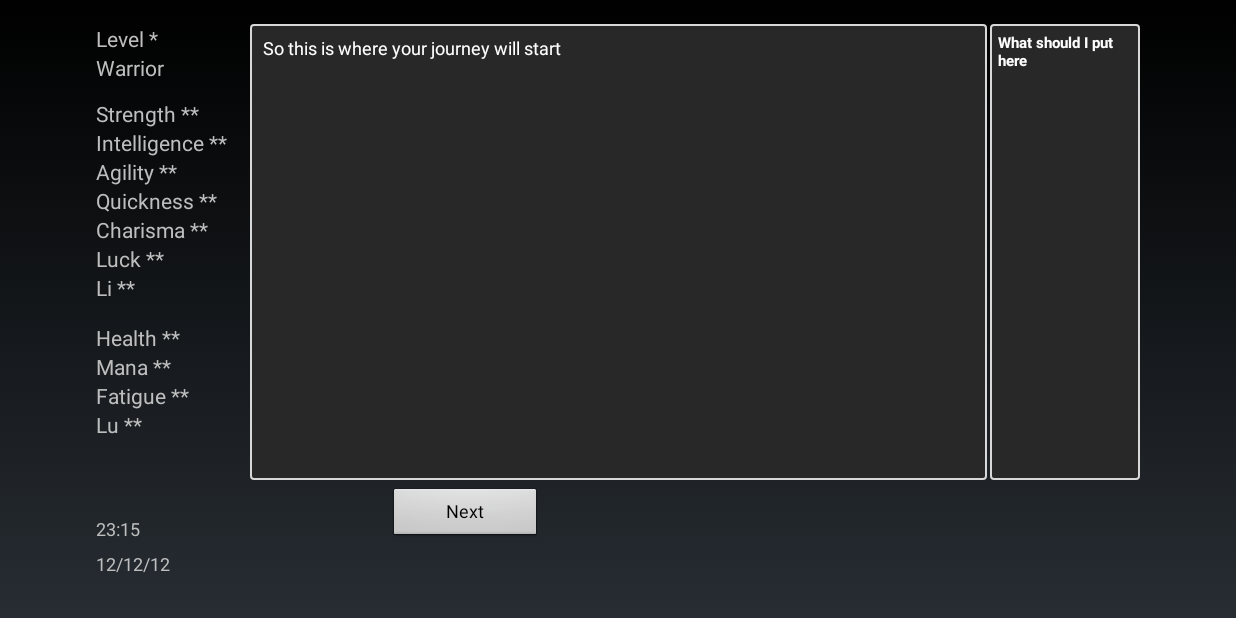
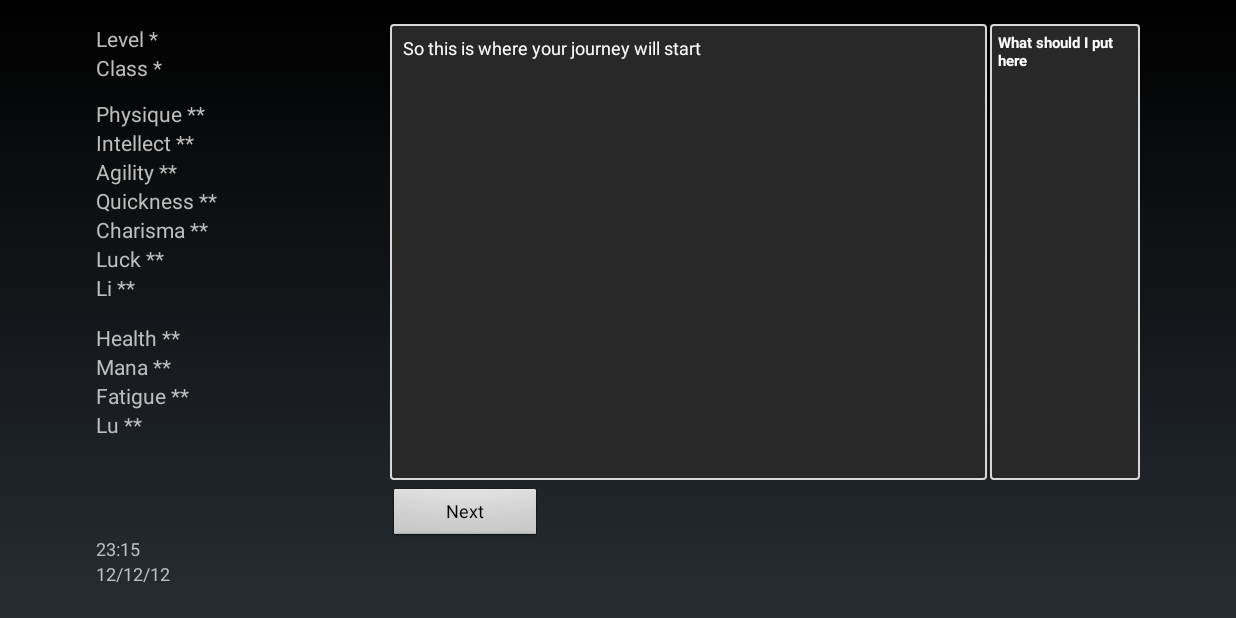
Before and after one commit to Moderbord/HuntForCoffee, an Android app: the screen it shows after launch (MainActivity), after a tap on "Next", on a phone screen of 824 x 412 dp (held sideways). Run offline under Robolectric (Android 15) with nearby library versions, the phone set to English and light mode, and no system bars.

Commit message:
Created Entity and Player class, and began with character creation

```diff
--- /dev/null
+++ b/app/src/main/java/moderbord/huntforcoffee/Enteties/Player.java
@@ -0,0 +1,15 @@
+package moderbord.huntforcoffee.Enteties;
+
+import android.content.Context;
+
+import moderbord.huntforcoffee.Entity;
+
+/**
+ * Created by Moderbord on 2015-12-07.
+ */
+public class Player extends Entity{
+
+    public Player(String eName, String eClass, String eRace, String eFaction, int eLevel, int ePhysique, int eIntellect, int eAgility, int eQuickness, int eCharisma, int eLuck, int eLi, int eMaxHealth, int eHealth, int eMaxMana, int eMana, int eMaxFatigue, int eFatigue, int eExperience, int eExpToLvl) {
+        super(eName, eClass, eRace, eFaction, eLevel, ePhysique, eIntellect, eAgility, eQuickness, eCharisma, eLuck, eLi, eMaxHealth, eHealth, eMaxMana, eMana, eMaxFatigue, eFatigue, eExperience, eExpToLvl);
+    }
+}
--- a/app/src/main/java/moderbord/huntforcoffee/EventManager.java
+++ b/app/src/main/java/moderbord/huntforcoffee/EventManager.java
@@ -3,7 +3,6 @@ package moderbord.huntforcoffee;
 import android.content.Context;
 import android.view.View;
 import android.widget.Button;
-import android.widget.Switch;
 
 /**
  * Created by Moderbord on 2015-12-05.
@@ -11,7 +10,8 @@ import android.widget.Switch;
 public class EventManager {
 
     protected MainActivity main;
-    public static String EventList[] = new String[10];
+    public String eventList[] = new String[10];
+    public String eventChoice;
 
     public EventManager(Context context){
         this.main = (MainActivity) context;
@@ -20,28 +20,29 @@ public class EventManager {
     public void addEvent(Button sender){
         String sText = sender.getText().toString();
         System.out.println(sText + "-button was sender");
-        for (int i = 0; i < EventList.length; i++){
-            if (EventList[i] == null){
+        eventChoice = sText;
+        for (int i = 0; i < eventList.length; i++){
+            if (eventList[i] == null){
                 if (isEvent(sText)){
-                    EventList[i] = sText;
-                    System.out.println(sText + " added to EventList at index " + i);
+                    eventList[i] = sText;
+                    System.out.println(sText + " added to eventList at index " + i);
                     break;
                 } else {
                 System.out.println("No event was added from sender");
                     break;
                 }
             } else {
-                System.out.println("EventList at index " + i + " was occupied by event: " + EventList[i]);
+                System.out.println("eventList at index " + i + " was occupied by event: " + eventList[i]);
             }
         }
         getNextEvent();
     }
 
     public void addNextEvent(String event){
-        for (int i = 0; i < EventList.length; i++){
-            if (EventList[i] == null){
-                EventList[i] = event;
-                System.out.println(event + " added to EventList at index " + i);
+        for (int i = 0; i < eventList.length; i++){
+            if (eventList[i] == null){
+                eventList[i] = event;
+                System.out.println(event + " added to eventList at index " + i);
                 return;
 
             }
@@ -49,7 +50,7 @@ public class EventManager {
     }
 
     public void getNextEvent(){
-        String event = EventList[0];
+        String event = eventList[0];
         System.out.println("Try to match event");
         if (event.equals("ccPartOne")){
             System.out.println("Matched " + event + "...");
@@ -60,30 +61,41 @@ public class EventManager {
         } else if (event.equals("ccPartThree")){
             System.out.println("Matched " + event + "...");
             main.charCreation.ccPartThree();
+        } else if (event.equals("ccPartFour")){
+            System.out.println("Matched " + event + "...");
+            main.charCreation.ccPartFour();
+        } else if (event.equals("ccPartFive")){
+            System.out.println("Matched " + event + "...");
+            main.charCreation.ccPartFive();
         } else {
             System.out.println("No matching event. Continuing...");
             // Add return here??
         }
         System.out.println("Removing " + event + " from Eventlist index 0...");
-        EventList[0] = null;
+        eventList[0] = null;
         System.out.println("Event removed. Sorting list...");
         sortEventlist();
     }
 
     public void sortEventlist(){
-        for(int i = 0; i < EventList.length; i++){
+        for(int i = 0; i < eventList.length; i++){
             int z = i + 1;
-            if(EventList[i] == null && EventList[z] != null){
-                EventList[i] = EventList[z];
-                EventList[z] = null;
-                System.out.println(EventList[i] + " is now at index " + i + " from index " + z);
+            if(eventList[i] == null && eventList[z] != null){
+                eventList[i] = eventList[z];
+                eventList[z] = null;
+                System.out.println(eventList[i] + " is now at index " + i + " from index " + z);
             } else {
-                System.out.println("EventList sorted");
+                System.out.println("eventList sorted");
                 return;
             }
         }
     }
 
+    /**
+     *
+     * @param x Acts as a switch for different button resets. 1 will clear each button of its
+     *          text. 2 will check each button if it contains text and will otherwise hide it.
+     */
     public void toggleButtons(int x){
         Button buttonList[] = new Button[10];
         buttonList[0] = main.button0;
@@ -113,6 +125,10 @@ public class EventManager {
         }
     }
 
+    public String getEventChoice(){
+        return eventChoice;
+    }
+
     public boolean isEvent(String event){
         if(event.equals("Forrest") || event.equals("City")){
             return true;
--- a/app/src/main/java/moderbord/huntforcoffee/MainActivity.java
+++ b/app/src/main/java/moderbord/huntforcoffee/MainActivity.java
@@ -9,14 +9,17 @@ import android.widget.Button;
 import android.widget.EditText;
 import android.widget.TextView;
 
+import moderbord.huntforcoffee.Enteties.Player;
+
 public class MainActivity extends Activity {
 
     public EventManager eventManager = new EventManager(this);
     public EventClass eventClass = new EventClass(this);
     public CharCreation charCreation = new CharCreation(this);
+    public Player player = new Player(null, null, null, null, 0, 0, 0, 0, 0, 0, 0, 0, 0, 0, 0, 0, 0, 0, 0, 0);
 
 
-    TextView mainTextWindow, subTextWindow, statStr, statInt, statAgi, statQui, statCha, statLuck, statLi, statHealth, statMana, statFatigue, statLu, statLvl, statClass, timeClock, timeDate;
+    TextView mainTextWindow, subTextWindow, statPhy, statInt, statAgi, statQui, statCha, statLuck, statLi, statHealth, statMana, statFatigue, statLu, statLvl, statClass, timeClock, timeDate;
     Button button0, button1, button2, button3, button4, button5, button6, button7, button8, button9;
     EditText nameInput;
     String text = "", info = "";
@@ -28,7 +31,7 @@ public class MainActivity extends Activity {
 
         mainTextWindow = (TextView)findViewById(R.id.mainTextWindow);
         subTextWindow = (TextView)findViewById(R.id.subTextWindow);
-        statStr = (TextView)findViewById(R.id.statStr);
+        statPhy = (TextView)findViewById(R.id.statPhy);
         statInt = (TextView)findViewById(R.id.statInt);
         statAgi = (TextView)findViewById(R.id.statAgi);
         statQui = (TextView)findViewById(R.id.statQui);
@@ -82,29 +85,38 @@ public class MainActivity extends Activity {
     }
 
     public void b1(View view){
+        eventManager.addEvent(button1);
     }
 
     public void b2(View view){
+        eventManager.addEvent(button2);
     }
 
     public void b3(View view){
+        eventManager.addEvent(button3);
     }
 
     public void b4(View view){
+        eventManager.addEvent(button4);
     }
 
     public void b5(View view){
+        eventManager.addEvent(button5);
     }
 
     public void b6(View view){
+        eventManager.addEvent(button6);
     }
 
     public void b7(View view){
+        eventManager.addEvent(button7);
     }
 
     public void b8(View view){
+        eventManager.addEvent(button8);
     }
 
     public void b9(View view){
+        eventManager.addEvent(button9);
     }
 }
--- a/app/src/main/res/layout/activity_main.xml
+++ b/app/src/main/res/layout/activity_main.xml
@@ -19,10 +19,10 @@
         android:layout_above="@+id/b0"
         android:background="@drawable/textborder"
         android:layout_marginBottom="5dp"
-        android:layout_marginLeft="15dp"
         android:layout_marginRight="2dp"
-        android:layout_toEndOf="@+id/statInt"
-        android:id="@+id/scrollView">
+        android:layout_toEndOf="@+id/statQui"
+        android:id="@+id/scrollView"
+        android:layout_alignStart="@+id/b0">
 
         <TextView
             android:layout_width="wrap_content"
@@ -44,14 +44,15 @@
 
     <EditText
         android:layout_width="150sp"
-        android:layout_height="30sp"
+        android:layout_height="35sp"
         android:inputType="textPersonName"
         android:ems="10"
         android:id="@+id/nameInput"
         android:layout_below="@+id/statCha"
         android:layout_centerHorizontal="true"
         android:visibility="invisible"
-        android:textSize="12sp" />
+        android:textSize="12sp"
+        android:typeface="serif" />
 
     <ScrollView
         android:layout_width="wrap_content"
@@ -214,8 +215,8 @@
         android:layout_width="wrap_content"
         android:layout_height="wrap_content"
         android:textAppearance="?android:attr/textAppearanceSmall"
-        android:text="@string/statStr_string"
-        android:id="@+id/statStr"
+        android:text="@string/statPhy_string"
+        android:id="@+id/statPhy"
         android:layout_below="@+id/statClass"
         android:layout_alignStart="@+id/statInt"
         android:layout_marginTop="11dp" />
@@ -226,7 +227,7 @@
         android:textAppearance="?android:attr/textAppearanceSmall"
         android:text="@string/statInt_string"
         android:id="@+id/statInt"
-        android:layout_below="@+id/statStr"
+        android:layout_below="@+id/statPhy"
         android:layout_alignParentStart="true" />
 
     <TextView
@@ -335,8 +336,8 @@
         android:text="23:15"
         android:id="@+id/timeClock"
         android:textSize="12sp"
-        android:layout_above="@+id/b5"
-        android:layout_alignStart="@+id/timeDate" />
+        android:layout_above="@+id/timeDate"
+        android:layout_alignParentStart="true" />
 
     <TextView
         android:layout_width="wrap_content"
@@ -345,8 +346,8 @@
         android:text="12/12/12"
         android:id="@+id/timeDate"
         android:textSize="12sp"
-        android:layout_alignBaseline="@+id/b5"
-        android:layout_alignBottom="@+id/b5"
-        android:layout_alignParentStart="true" />
+        android:layout_alignParentBottom="true"
+        android:layout_alignParentStart="true"
+        android:layout_marginBottom="5sp" />
 
 </RelativeLayout>
--- a/app/src/main/res/values/strings.xml
+++ b/app/src/main/res/values/strings.xml
@@ -11,8 +11,8 @@
     <string name="b7_string"></string>
     <string name="b8_string"></string>
     <string name="b9_string"></string>
-    <string name="statStr_string">Strength **</string>
-    <string name="statInt_string">Intelligence **</string>
+    <string name="statPhy_string">Physique **</string>
+    <string name="statInt_string">Intellect **</string>
     <string name="statAgi_string">Agility **</string>
     <string name="statQui">Quickness **</string>
     <string name="statCha">Charisma **</string>
@@ -23,7 +23,7 @@
     <string name="statFatigue_string">Fatigue **</string>
     <string name="statLu_string">Lu **</string>
     <string name="statLvl_string">Level *</string>
-    <string name="statClass_string">Warrior</string>
-    <string name="mainText_string">Good day fine hero!\n\nYou will proceed by creating yourself in a few short steps momentarily. But first I would like to take a moment and talk about god...</string>
+    <string name="statClass_string">Class *</string>
+    <string name="mainText_string">Good day fine hero!\n\nYou will proceed by creating yourself momentarily. But first I would like to take a moment and talk about god...</string>
     <string name="subText_string">What should I put here</string>
 </resources>
```
Also changed, not shown: app/src/main/java/moderbord/huntforcoffee/CharCreation.java (+37 -2 lines), app/src/main/java/moderbord/huntforcoffee/Entity.java (added, +204 -0 lines).
